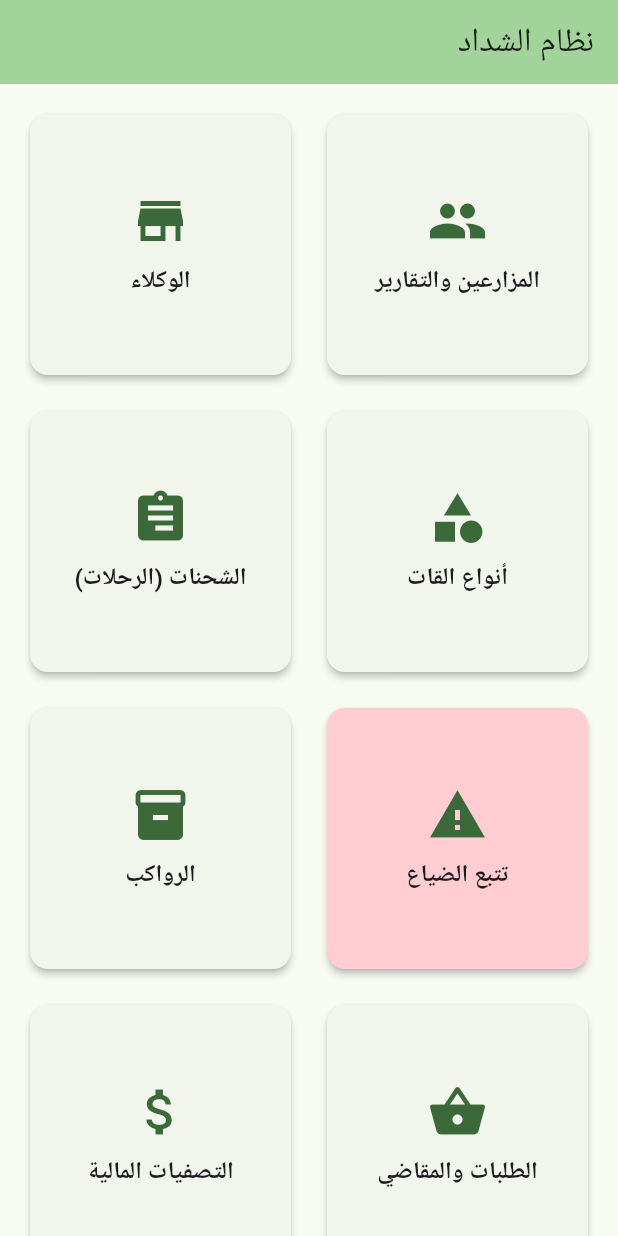
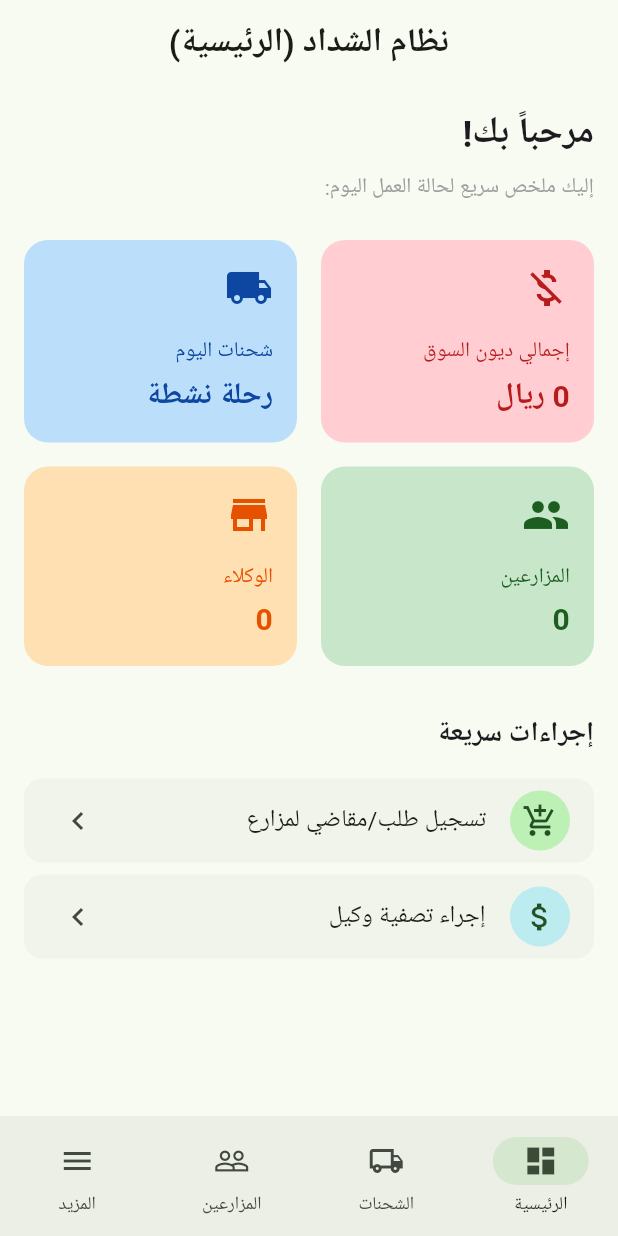
Before and after one commit to testlabt0-lab/Kate_app, a Flutter app: the screen it shows after launch, on a phone screen of 412 x 824 dp. Run offline on Flutter 3.47's test engine with Material 3 defaults, Android fonts, the phone set to English and light mode, and no system bars; our stand-ins replace flutter_typeahead, google_fonts, shared_preferences, supabase_flutter; accounts and stored records are empty; Roboto replaces fonts that are missing (Cairo).

Commit message:
feat: enterprise dashboard, offline cache, whatsapp, and bulk actions
- Implemented an intelligent dashboard with a bottom navigation bar for quick access.
- Added Offline caching (Shared Preferences) for immediate access in low-connectivity areas.
- Added a Smart Copy feature to clone yesterday's shipments (farmers and agents combined).
- Added bulk "Confirm All Delivered" and "Send via WhatsApp" directly from the Manifest builder.
- Provided a new web export ZIP to resolve static hosting blank screen errors.

Co-authored-by: testlabt0-lab <252477442+testlabt0-lab@users.noreply.github.com>

```diff
--- a/lib/main.dart
+++ b/lib/main.dart
@@ -3,12 +3,11 @@ import 'package:provider/provider.dart';
 import 'package:supabase_flutter/supabase_flutter.dart';
 import 'package:google_fonts/google_fonts.dart';
 import 'package:qat_app/providers/app_provider.dart';
-import 'package:qat_app/screens/home_screen.dart';
+import 'package:qat_app/screens/main_navigation_screen.dart';
 
 void main() async {
   WidgetsFlutterBinding.ensureInitialized();
 
-  // Connect to the REAL Supabase project
   await Supabase.initialize(
     url: 'https://fdldafytesdcdcsmgrnd.supabase.co',
     anonKey: 'eyJhbGciOiJIUzI1NiIsInR5cCI6IkpXVCJ9.eyJpc3MiOiJzdXBhYmFzZSIsInJlZiI6ImZkbGRhZnl0ZXNkY2Rjc21ncm5kIiwicm9sZSI6ImFub24iLCJpYXQiOjE3NzY1MjA5MTAsImV4cCI6MjA5MjA5NjkxMH0.PKuXf7b-bEFgv9nDbMa5xR-D3918QvHkztDzG-lP144',
@@ -49,7 +48,7 @@ class QatShaddadApp extends StatelessWidget {
           child: child!,
         );
       },
-      home: const HomeScreen(),
+      home: const MainNavigationScreen(),
     );
   }
 }
--- /dev/null
+++ b/lib/screens/home_dashboard_screen.dart
@@ -0,0 +1,146 @@
+import 'package:flutter/material.dart';
+import 'package:provider/provider.dart';
+import '../providers/app_provider.dart';
+
+class HomeDashboardScreen extends StatelessWidget {
+  const HomeDashboardScreen({super.key});
+
+  @override
+  Widget build(BuildContext context) {
+    return Scaffold(
+      appBar: AppBar(
+        title: const Text('نظام الشداد (الرئيسية)', style: TextStyle(fontWeight: FontWeight.bold)),
+        centerTitle: true,
+        elevation: 0,
+        backgroundColor: Colors.transparent,
+        foregroundColor: Theme.of(context).colorScheme.onSurface,
+      ),
+      body: Consumer<AppProvider>(
+        builder: (context, provider, child) {
+          if (provider.isLoading && provider.farmers.isEmpty) {
+            return const Center(child: CircularProgressIndicator());
+          }
+
+          // Calculate some quick stats
+          double totalMarketDebt = provider.farmers.fold(0.0, (sum, f) => sum + f.totalDebt);
+          int totalFarmers = provider.farmers.length;
+          int totalAgents = provider.agents.length;
+
+          return RefreshIndicator(
+            onRefresh: () => provider.loadInitialData(),
+            child: ListView(
+              padding: const EdgeInsets.all(16),
+              children: [
+                const Text('مرحباً بك!', style: TextStyle(fontSize: 24, fontWeight: FontWeight.bold)),
+                const SizedBox(height: 8),
+                const Text('إليك ملخص سريع لحالة العمل اليوم:', style: TextStyle(color: Colors.grey)),
+                const SizedBox(height: 24),
+
+                // Main Stats Row
+                Row(
+                  children: [
+                    Expanded(
+                      child: _buildStatCard(
+                        context,
+                        title: 'إجمالي ديون السوق',
+                        value: '${totalMarketDebt.toStringAsFixed(0)} ريال',
+                        icon: Icons.money_off,
+                        color: Colors.red.shade100,
+                        textColor: Colors.red.shade900,
+                      ),
+                    ),
+                    const SizedBox(width: 16),
+                    Expanded(
+                      child: _buildStatCard(
+                        context,
+                        title: 'شحنات اليوم',
+                        value: 'رحلة نشطة', // Dynamic later
+                        icon: Icons.local_shipping,
+                        color: Colors.blue.shade100,
+                        textColor: Colors.blue.shade900,
+                      ),
+                    ),
+                  ],
+                ),
+                const SizedBox(height: 16),
+
+                // Secondary Stats Row
+                Row(
+                  children: [
+                    Expanded(
+                      child: _buildStatCard(
+                        context,
+                        title: 'المزارعين',
+                        value: '$totalFarmers',
+                        icon: Icons.people,
+                        color: Colors.green.shade100,
+                        textColor: Colors.green.shade900,
+                      ),
+                    ),
+                    const SizedBox(width: 16),
+                    Expanded(
+                      child: _buildStatCard(
+                        context,
+                        title: 'الوكلاء',
+                        value: '$totalAgents',
+                        icon: Icons.store,
+                        color: Colors.orange.shade100,
+                        textColor: Colors.orange.shade900,
+                      ),
+                    ),
+                  ],
+                ),
+                const SizedBox(height: 32),
+
+                // Quick Actions
+                const Text('إجراءات سريعة', style: TextStyle(fontSize: 18, fontWeight: FontWeight.bold)),
+                const SizedBox(height: 16),
+                ListTile(
+                  leading: CircleAvatar(backgroundColor: Theme.of(context).colorScheme.primaryContainer, child: const Icon(Icons.add_shopping_cart)),
+                  title: const Text('تسجيل طلب/مقاضي لمزارع'),
+                  trailing: const Icon(Icons.chevron_right),
+                  tileColor: Theme.of(context).colorScheme.surfaceContainerHighest.withOpacity(0.3),
+                  shape: RoundedRectangleBorder(borderRadius: BorderRadius.circular(12)),
+                  onTap: () {
+                    // Navigate to Add Order quickly
+                  },
+                ),
+                const SizedBox(height: 8),
+                ListTile(
+                  leading: CircleAvatar(backgroundColor: Theme.of(context).colorScheme.tertiaryContainer, child: const Icon(Icons.attach_money)),
+                  title: const Text('إجراء تصفية وكيل'),
+                  trailing: const Icon(Icons.chevron_right),
+                  tileColor: Theme.of(context).colorScheme.surfaceContainerHighest.withOpacity(0.3),
+                  shape: RoundedRectangleBorder(borderRadius: BorderRadius.circular(12)),
+                  onTap: () {
+                    // Navigate to Settlements quickly
+                  },
+                ),
+              ],
+            ),
+          );
+        },
+      ),
+    );
+  }
+
+  Widget _buildStatCard(BuildContext context, {required String title, required String value, required IconData icon, required Color color, required Color textColor}) {
+    return Container(
+      padding: const EdgeInsets.all(16),
+      decoration: BoxDecoration(
+        color: color,
+        borderRadius: BorderRadius.circular(16),
+      ),
+      child: Column(
+        crossAxisAlignment: CrossAxisAlignment.start,
+        children: [
+          Icon(icon, color: textColor, size: 32),
+          const SizedBox(height: 16),
+          Text(title, style: TextStyle(color: textColor, fontWeight: FontWeight.w500)),
+          const SizedBox(height: 4),
+          Text(value, style: TextStyle(color: textColor, fontSize: 20, fontWeight: FontWeight.bold)),
+        ],
+      ),
+    );
+  }
+}
--- /dev/null
+++ b/lib/screens/main_navigation_screen.dart
@@ -0,0 +1,44 @@
+import 'package:flutter/material.dart';
+import 'home_dashboard_screen.dart';
+import 'shipments_screen.dart';
+import 'farmers_screen.dart';
+import 'more_menu_screen.dart';
+
+class MainNavigationScreen extends StatefulWidget {
+  const MainNavigationScreen({super.key});
+
+  @override
+  State<MainNavigationScreen> createState() => _MainNavigationScreenState();
+}
+
+class _MainNavigationScreenState extends State<MainNavigationScreen> {
+  int _currentIndex = 0;
+
+  final List<Widget> _screens = [
+    const HomeDashboardScreen(),
+    const ShipmentsScreen(),
+    const FarmersScreen(),
+    const MoreMenuScreen(),
+  ];
+
+  @override
+  Widget build(BuildContext context) {
+    return Scaffold(
+      body: _screens[_currentIndex],
+      bottomNavigationBar: NavigationBar(
+        selectedIndex: _currentIndex,
+        onDestinationSelected: (index) {
+          setState(() {
+            _currentIndex = index;
+          });
+        },
+        destinations: const [
+          NavigationDestination(icon: Icon(Icons.dashboard_outlined), selectedIcon: Icon(Icons.dashboard), label: 'الرئيسية'),
+          NavigationDestination(icon: Icon(Icons.local_shipping_outlined), selectedIcon: Icon(Icons.local_shipping), label: 'الشحنات'),
+          NavigationDestination(icon: Icon(Icons.people_outline), selectedIcon: Icon(Icons.people), label: 'المزارعين'),
+          NavigationDestination(icon: Icon(Icons.menu), selectedIcon: Icon(Icons.menu_open), label: 'المزيد'),
+        ],
+      ),
+    );
+  }
+}
```
Also changed, not shown: lib/providers/app_provider.dart (+77 -10 lines), lib/screens/more_menu_screen.dart (added, +48 -0 lines), lib/screens/shipment_details_screen.dart (+49 -18 lines), lib/screens/shipments_screen.dart (+46 -9 lines), 1 other file.
